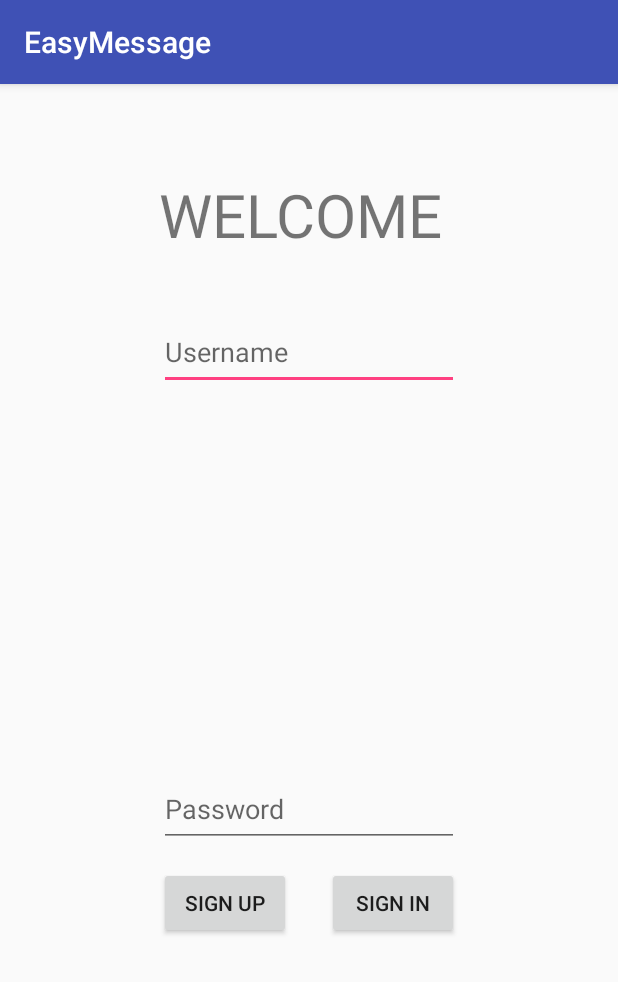
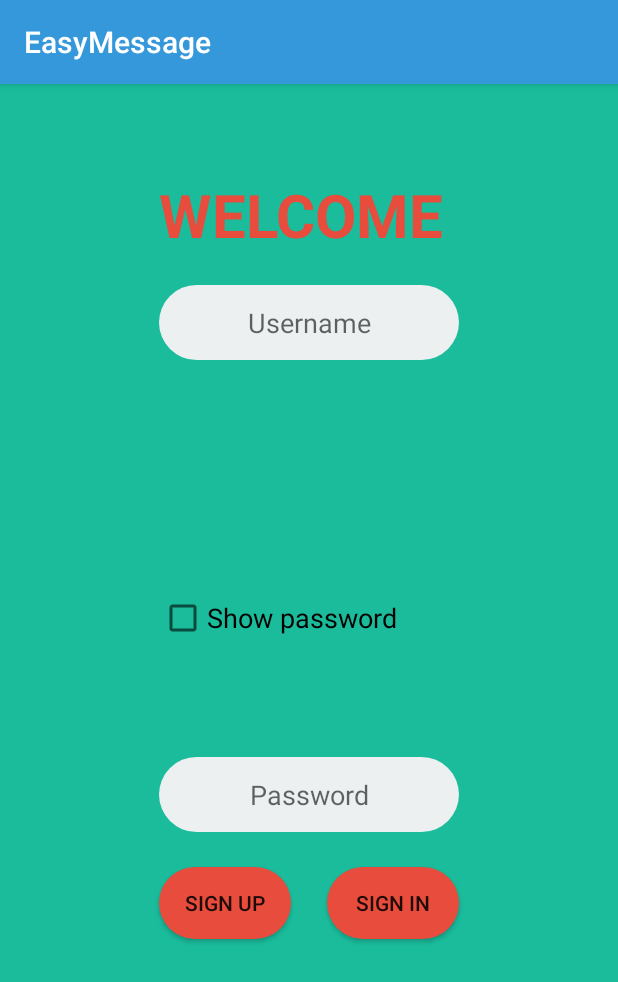
Before and after one commit to maximLM/Mobile_Chat, an Android app: the screen it shows after launch (SignInActivity), on a phone screen of 412 x 824 dp. Shown: the top 982 px of the screen. Run offline under Robolectric (Android 15) with nearby library versions, the phone set to English and light mode, and no system bars.

Commit message:
design of SignInActivity v.1

```diff
--- a/EasyMessage/app/src/main/java/lessmeaning/easymessage/SignInActivity.java
+++ b/EasyMessage/app/src/main/java/lessmeaning/easymessage/SignInActivity.java
@@ -5,8 +5,11 @@ import android.content.Intent;
 import android.os.Bundle;
 import android.support.v7.app.AlertDialog;
 import android.support.v7.app.AppCompatActivity;
+import android.text.method.PasswordTransformationMethod;
 import android.view.View;
 import android.widget.Button;
+import android.widget.CheckBox;
+import android.widget.CompoundButton;
 import android.widget.EditText;
 
 /**
@@ -19,7 +22,8 @@ public class SignInActivity extends AppCompatActivity implements View.OnClickLis
     private EditText password;
     private Button signIn;
     private Button signUp;
-    AlertDialog.Builder dialog;
+    private AlertDialog.Builder dialog;
+    private CheckBox mCheck;
     //LocalCore localCore = new LocalCore(this);
 
     @Override
@@ -37,8 +41,21 @@ public class SignInActivity extends AppCompatActivity implements View.OnClickLis
         });
         userName = (EditText) findViewById(R.id.username);
         password = (EditText) findViewById(R.id.password);
+        mCheck = (CheckBox) findViewById(R.id.checkBox);
         signIn = (Button) findViewById(R.id.signin);
         signUp = (Button) findViewById(R.id.signup);
+        mCheck.setOnCheckedChangeListener(new CompoundButton.OnCheckedChangeListener() {
+            @Override
+            public void onCheckedChanged(CompoundButton buttonView, boolean isChecked) {
+                if (!isChecked) {
+                    password.setTransformationMethod(new PasswordTransformationMethod());
+                }
+                else {
+                    password.setTransformationMethod(null);
+                }
+                password.setSelection(password.length());
+            }
+        });
         signIn.setOnClickListener(this);
         signUp.setOnClickListener(this);
     }
@@ -49,9 +66,13 @@ public class SignInActivity extends AppCompatActivity implements View.OnClickLis
             case (R.id.signin):
                 //localCore.signin(userName.getText().toString(), password.getText().toString());
                 success();
+                userName.setText("");
+                password.setText("");
                 break;
             case (R.id.signup):
                 //localCore.signup(userName.getText().toString(), password.getText().toString());
+                userName.setText("");
+                password.setText("");
                 break;
         }
     }
--- /dev/null
+++ b/EasyMessage/app/src/main/res/drawable/button_ic.xml
@@ -0,0 +1,14 @@
+<?xml version="1.0" encoding="utf-8"?>
+<layer-list xmlns:android="http://schemas.android.com/apk/res/android">
+
+    <item >
+
+        <shape>
+            <solid android:color="#e74c3c"/>
+            <corners android:bottomRightRadius="50dip"
+                android:bottomLeftRadius="50dip"
+                android:topLeftRadius="50dip"
+                android:topRightRadius="50dip"/>
+        </shape>
+    </item>
+</layer-list>
--- /dev/null
+++ b/EasyMessage/app/src/main/res/drawable/field_ic.xml
@@ -0,0 +1,13 @@
+<?xml version="1.0" encoding="utf-8"?>
+<layer-list xmlns:android="http://schemas.android.com/apk/res/android">
+
+    <item >
+        <shape>
+            <solid android:color="#ecf0f1"/>
+            <corners android:bottomRightRadius="30dip"
+                android:bottomLeftRadius="30dip"
+                android:topLeftRadius="30dip"
+                android:topRightRadius="30dip"/>
+        </shape>
+    </item>
+</layer-list>
--- a/EasyMessage/app/src/main/res/layout/activity_conversation.xml
+++ b/EasyMessage/app/src/main/res/layout/activity_conversation.xml
@@ -1,7 +1,8 @@
 <?xml version="1.0" encoding="utf-8"?>
 <RelativeLayout xmlns:android="http://schemas.android.com/apk/res/android"
     android:orientation="vertical" android:layout_width="match_parent"
-    android:layout_height="match_parent">
+    android:layout_height="match_parent"
+    android:background="#1abc9c">
 
     <EditText
         android:id="@+id/find_username"
@@ -19,6 +20,7 @@
     <Button
         android:id="@+id/create_button"
         android:text="Ok"
+        android:background="@drawable/button_ic"
         android:layout_width="wrap_content"
         android:layout_height="wrap_content"
         android:layout_toRightOf="@+id/find_username" />
--- a/EasyMessage/app/src/main/res/layout/activity_messages.xml
+++ b/EasyMessage/app/src/main/res/layout/activity_messages.xml
@@ -4,6 +4,7 @@
     android:layout_width="match_parent"
     android:layout_height="match_parent"
     android:orientation="vertical"
+    android:background="#1abc9c"
     tools:context="lessmeaning.easymessage.MessagesActivity">
 
         <ListView
@@ -23,13 +24,12 @@
                 android:layout_width="match_parent"
                 android:layout_height="match_parent"
                 android:layout_weight="2"
-                android:hint="Write your message here!"/>
+                android:hint="Write your message here!" />
             <Button
                 android:id="@+id/button"
-                android:text="send"
-                android:layout_width="match_parent"
-                android:layout_height="match_parent"
-                android:layout_weight="6"/>
+                android:layout_width="69dp"
+                android:layout_height="wrap_content"
+                android:background="@mipmap/send_button" />
             </LinearLayout>
 
 </LinearLayout>
--- a/EasyMessage/app/src/main/res/layout/activity_signin.xml
+++ b/EasyMessage/app/src/main/res/layout/activity_signin.xml
@@ -1,32 +1,42 @@
 <?xml version="1.0" encoding="utf-8"?>
 <RelativeLayout xmlns:android="http://schemas.android.com/apk/res/android"
     android:orientation="vertical" android:layout_width="match_parent"
-    android:layout_height="match_parent">
-
+    android:layout_height="match_parent"
+    android:background="#1abc9c">
+    rgb(231, 76, 60)
 
     <EditText
         android:id="@+id/username"
+        android:singleLine="true"
+        android:gravity="center"
+        android:background="@drawable/field_ic"
         android:hint="Username"
         android:layout_width="200dp"
         android:layout_height="50dp"
         android:layout_gravity="center"
-        android:layout_marginTop="154dp"
-        android:layout_centerHorizontal="true" />
+        android:layout_marginTop="134dp"
+        android:layout_centerHorizontal="true"/>
 
     <TextView
         android:layout_width="wrap_content"
         android:layout_height="wrap_content"
         android:text="WELCOME"
+        android:textStyle="bold"
+        android:textColor="#e74c3c"
         android:textSize="40dp"
         android:layout_marginTop="60dp"
         android:layout_alignLeft="@id/username"/>
 
     <EditText
         android:id="@+id/password"
+        android:maxLines="1"
         android:hint="Password"
+        android:inputType="textPassword"
+        android:gravity="center"
+        android:background="@drawable/field_ic"
         android:layout_width="200dp"
         android:layout_height="50dp"
-        android:layout_marginBottom="259dp"
+        android:layout_marginBottom="269dp"
         android:layout_alignParentBottom="true"
         android:layout_centerHorizontal="true" />
 
@@ -37,7 +47,8 @@
         android:text="Sign up"
         android:layout_alignParentBottom="true"
         android:layout_alignLeft="@id/password"
-        android:layout_marginBottom="198dp"/>
+        android:layout_marginBottom="198dp"
+        android:background="@drawable/button_ic"/>
     <Button
         android:id="@+id/signin"
         android:layout_width="wrap_content"
@@ -45,7 +56,18 @@
         android:text="Sign In"
         android:layout_alignParentBottom="true"
         android:layout_alignRight="@+id/password"
-        android:layout_marginBottom="198dp">
+        android:layout_marginBottom="198dp"
+        android:background="@drawable/button_ic">
 
     </Button>
+
+    <CheckBox
+        android:layout_width="wrap_content"
+        android:layout_height="wrap_content"
+        android:layout_alignStart="@+id/signup"
+        android:layout_marginTop="340dp"
+        android:text="Show password"
+        android:textSize="18dp"
+        android:id="@+id/checkBox"
+        android:layout_alignLeft="@+id/signup" />
 </RelativeLayout>
--- a/EasyMessage/app/src/main/res/values/colors.xml
+++ b/EasyMessage/app/src/main/res/values/colors.xml
@@ -1,6 +1,6 @@
 <?xml version="1.0" encoding="utf-8"?>
 <resources>
-    <color name="colorPrimary">#3F51B5</color>
-    <color name="colorPrimaryDark">#303F9F</color>
+    <color name="colorPrimary">#3498db</color>
+    <color name="colorPrimaryDark">#3498db</color>
     <color name="colorAccent">#FF4081</color>
 </resources>
```
Also changed, not shown: EasyMessage/app/src/main/button_ic-web.png (added), EasyMessage/app/src/main/res/mipmap-hdpi/send_button.png (added), EasyMessage/app/src/main/res/mipmap-mdpi/send_button.png (added), EasyMessage/app/src/main/res/mipmap-xhdpi/send_button.png (added), EasyMessage/app/src/main/res/mipmap-xxhdpi/send_button.png (added), EasyMessage/app/src/main/res/mipmap-xxxhdpi/send_button.png (added), EasyMessage/app/src/main/send_button-web.png (added).
